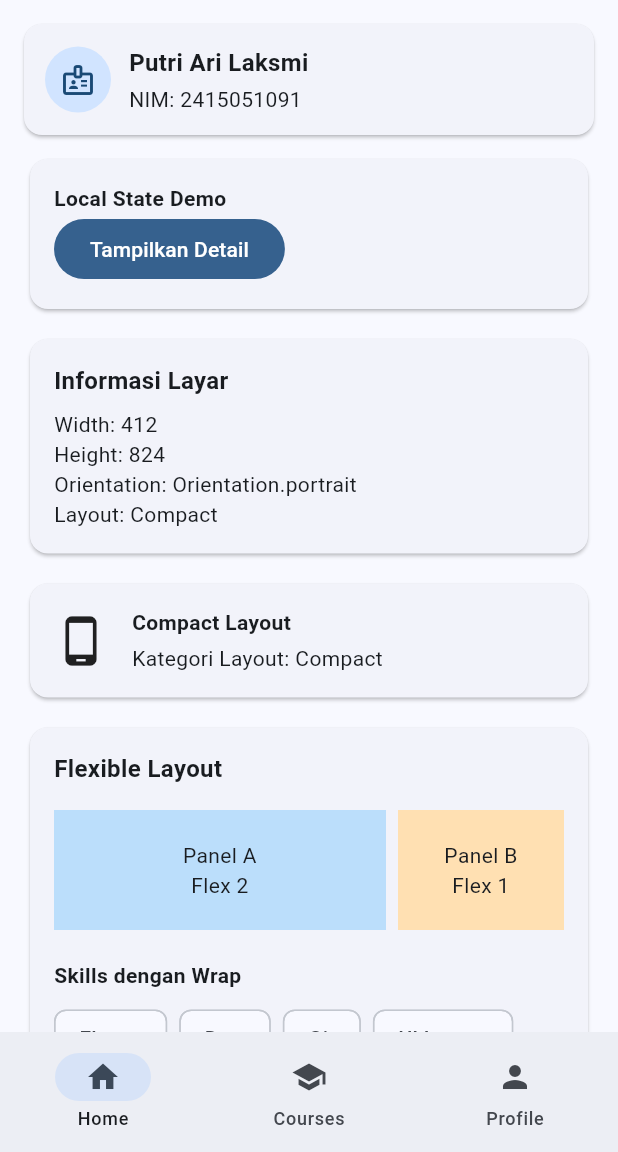
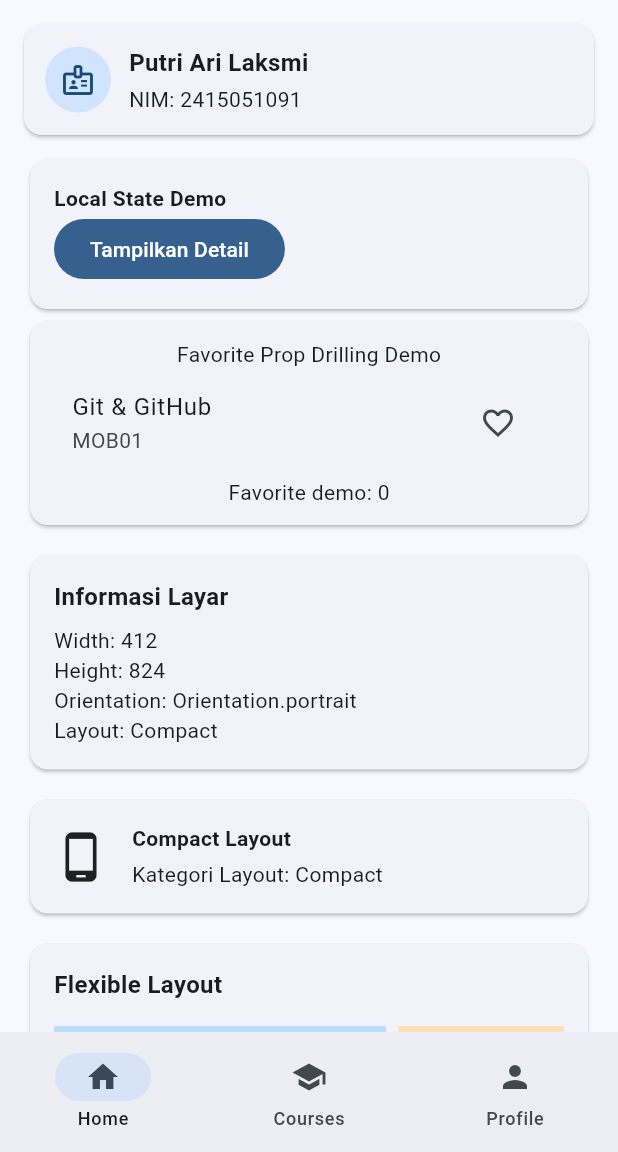
Before and after one commit to putriari93/course-explorer-flutter, a Flutter app: the screen it shows after launch, on a phone screen of 412 x 824 dp, the part 84-1236 px from its top. Run offline on Flutter 3.47's test engine with Material 3 defaults, Android fonts, the phone set to English and light mode, and no system bars.

```diff
--- a/lib/main.dart
+++ b/lib/main.dart
@@ -273,6 +273,12 @@ class _DashboardPageState extends State<DashboardPage> {
           const IdentityCard(),
           const SizedBox(height: 12),
           const LocalStateDemo(),
+          FavoritePropDrillingDemo(
+            favoriteCourses: favoriteCourses,
+            onToggle: (code) => setState(() {
+              if (!favoriteCourses.add(code)) favoriteCourses.remove(code);
+            }),
+          ),
 
           const SizedBox(height: 12),
 
@@ -1234,3 +1240,77 @@ class _LocalStateDemoState extends State<LocalStateDemo> {
     ),
   );
 }
+
+class FavoritePropDrillingDemo extends StatelessWidget {
+  // Data dan callback diteruskan lewat constructor sampai tile (dua level).
+  const FavoritePropDrillingDemo({
+    super.key,
+    required this.favoriteCourses,
+    required this.onToggle,
+  });
+  final Set<String> favoriteCourses;
+  final ValueChanged<String> onToggle;
+  @override
+  Widget build(BuildContext context) => Card(
+    child: Padding(
+      padding: const EdgeInsets.all(12),
+      child: Column(
+        children: [
+          const Text('Favorite Prop Drilling Demo'),
+          FavoriteCourseListDemo(
+            favoriteCourses: favoriteCourses,
+            onToggle: onToggle,
+          ),
+          FavoriteSummaryDemo(favoriteCourses: favoriteCourses),
+        ],
+      ),
+    ),
+  );
+}
+
+class FavoriteCourseListDemo extends StatelessWidget {
+  const FavoriteCourseListDemo({
+    super.key,
+    required this.favoriteCourses,
+    required this.onToggle,
+  });
+  final Set<String> favoriteCourses;
+  final ValueChanged<String> onToggle;
+  @override
+  Widget build(BuildContext context) => FavoriteCourseTileDemo(
+    favoriteCourses: favoriteCourses,
+    onToggle: onToggle,
+  );
+}
+
+class FavoriteCourseTileDemo extends StatelessWidget {
+  const FavoriteCourseTileDemo({
+    super.key,
+    required this.favoriteCourses,
+    required this.onToggle,
+  });
+  final Set<String> favoriteCourses;
+  final ValueChanged<String> onToggle;
+  @override
+  Widget build(BuildContext context) => ListTile(
+    title: const Text('Git & GitHub'),
+    subtitle: const Text('MOB01'),
+    trailing: IconButton(
+      tooltip: 'Toggle favorite demo',
+      onPressed: () => onToggle('MOB01'),
+      icon: Icon(
+        favoriteCourses.contains('MOB01')
+            ? Icons.favorite
+            : Icons.favorite_border,
+      ),
+    ),
+  );
+}
+
+class FavoriteSummaryDemo extends StatelessWidget {
+  const FavoriteSummaryDemo({super.key, required this.favoriteCourses});
+  final Set<String> favoriteCourses;
+  @override
+  Widget build(BuildContext context) =>
+      Text('Favorite demo: ${favoriteCourses.length}');
+}
```
